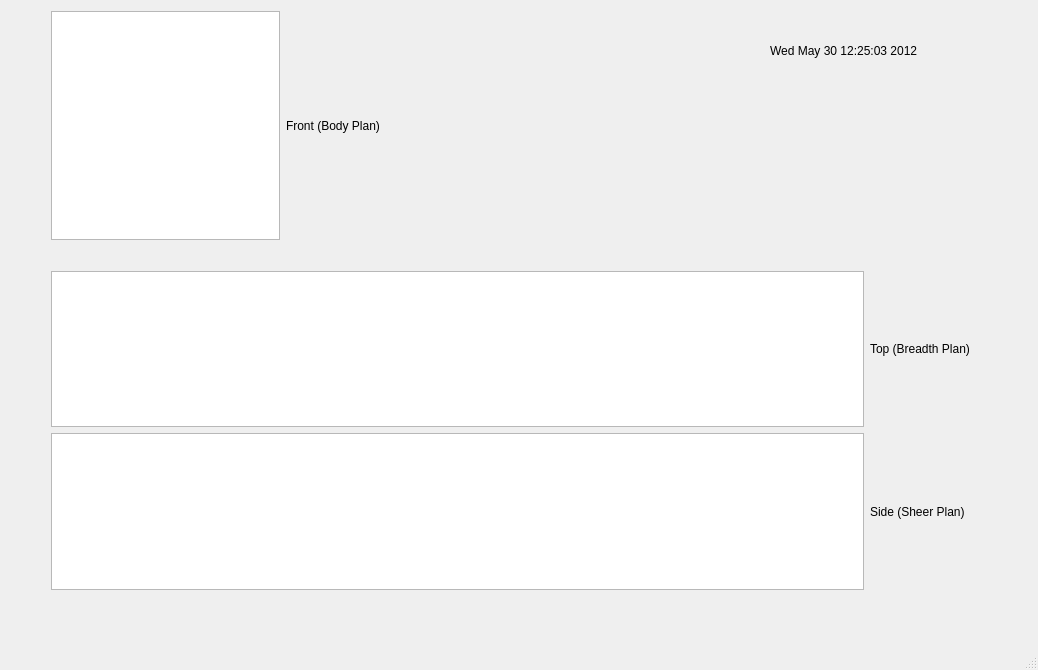
This is hull_plotter/hull_plotter/hullplotter.ui in Manik7/boat-hull-optimizer as Qt 5 draws it before an edit. The edited form follows.
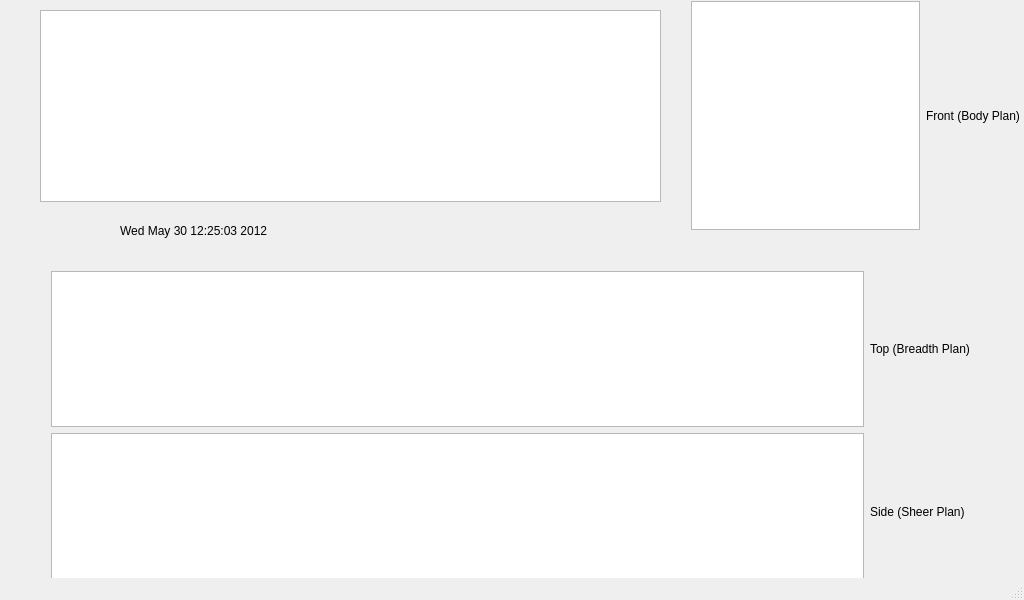
This is the edited form.

Commit message: added text file input

The edit to the form file:
```diff
--- a/hull_plotter/hull_plotter/hullplotter.ui
+++ b/hull_plotter/hull_plotter/hullplotter.ui
@@ -6,8 +6,8 @@
    <rect>
     <x>0</x>
     <y>0</y>
-    <width>1038</width>
-    <height>670</height>
+    <width>1024</width>
+    <height>600</height>
    </rect>
   </property>
   <property name="windowTitle">
@@ -17,8 +17,8 @@
    <widget class="QLabel" name="time_label">
     <property name="geometry">
      <rect>
-      <x>770</x>
-      <y>40</y>
+      <x>120</x>
+      <y>220</y>
       <width>211</width>
       <height>21</height>
      </rect>
@@ -30,8 +30,8 @@
    <widget class="QWidget" name="layoutWidget">
     <property name="geometry">
      <rect>
-      <x>40</x>
-      <y>0</y>
+      <x>680</x>
+      <y>-10</y>
       <width>351</width>
       <height>251</height>
      </rect>
@@ -49,7 +49,7 @@
      </item>
     </layout>
    </widget>
-   <widget class="QWidget" name="">
+   <widget class="QWidget" name="layoutWidget">
     <property name="geometry">
      <rect>
       <x>40</x>
@@ -81,6 +81,16 @@
      </item>
     </layout>
    </widget>
+   <widget class="QTextBrowser" name="textBrowser">
+    <property name="geometry">
+     <rect>
+      <x>40</x>
+      <y>10</y>
+      <width>621</width>
+      <height>192</height>
+     </rect>
+    </property>
+   </widget>
   </widget>
   <widget class="QStatusBar" name="statusBar"/>
   <widget class="QMenuBar" name="menuBar">
```
Left out of the diff: 2 changed lines with no effect on the pictures. The commit also changes 2 other files.
